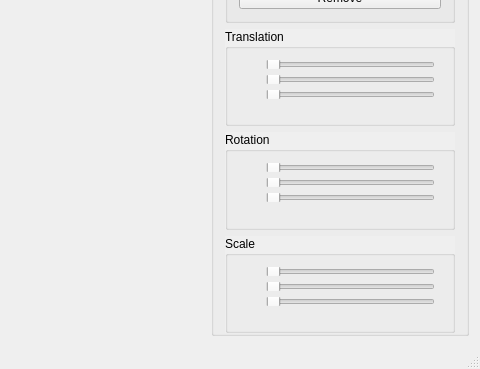
Above: a2/mainwindow.ui from Jbudone/CSC305-Graphics before the change; both pictures show x 290 to 770 and y 429 to 798 of the 770 by 798 pixel window. Below: the same form after it.
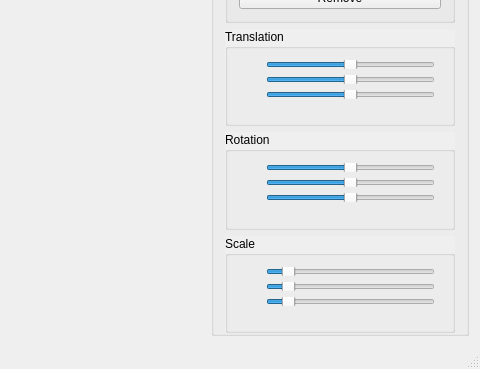
That is the form after the change. Custom widgets are drawn as their Qt base class.

Diff of the .ui file:
```diff
--- a/a2/mainwindow.ui
+++ b/a2/mainwindow.ui
@@ -174,6 +174,12 @@
                <height>20</height>
               </size>
              </property>
+             <property name="minimum">
+              <number>-200</number>
+             </property>
+             <property name="maximum">
+              <number>200</number>
+             </property>
              <property name="value">
               <number>0</number>
              </property>
@@ -202,6 +208,12 @@
                <height>20</height>
               </size>
              </property>
+             <property name="minimum">
+              <number>-200</number>
+             </property>
+             <property name="maximum">
+              <number>200</number>
+             </property>
              <property name="orientation">
               <enum>Qt::Horizontal</enum>
              </property>
@@ -227,6 +239,12 @@
                <height>20</height>
               </size>
              </property>
+             <property name="minimum">
+              <number>-200</number>
+             </property>
+             <property name="maximum">
+              <number>200</number>
+             </property>
              <property name="orientation">
               <enum>Qt::Horizontal</enum>
              </property>
@@ -360,6 +378,12 @@
                <height>20</height>
               </size>
              </property>
+             <property name="minimum">
+              <number>-628</number>
+             </property>
+             <property name="maximum">
+              <number>628</number>
+             </property>
              <property name="value">
               <number>0</number>
              </property>
@@ -388,6 +412,12 @@
                <height>20</height>
               </size>
              </property>
+             <property name="minimum">
+              <number>-628</number>
+             </property>
+             <property name="maximum">
+              <number>628</number>
+             </property>
              <property name="orientation">
               <enum>Qt::Horizontal</enum>
              </property>
@@ -413,6 +443,12 @@
                <height>20</height>
               </size>
              </property>
+             <property name="minimum">
+              <number>-628</number>
+             </property>
+             <property name="maximum">
+              <number>628</number>
+             </property>
              <property name="orientation">
               <enum>Qt::Horizontal</enum>
              </property>
@@ -505,9 +541,15 @@
                <height>20</height>
               </size>
              </property>
-             <property name="value">
+             <property name="minimum">
               <number>0</number>
              </property>
+             <property name="maximum">
+              <number>100</number>
+             </property>
+             <property name="value">
+              <number>10</number>
+             </property>
              <property name="orientation">
               <enum>Qt::Horizontal</enum>
              </property>
@@ -533,6 +575,15 @@
                <height>20</height>
               </size>
              </property>
+             <property name="minimum">
+              <number>0</number>
+             </property>
+             <property name="maximum">
+              <number>100</number>
+             </property>
+             <property name="value">
+              <number>10</number>
+             </property>
              <property name="orientation">
               <enum>Qt::Horizontal</enum>
              </property>
@@ -558,6 +609,15 @@
                <height>20</height>
               </size>
              </property>
+             <property name="minimum">
+              <number>0</number>
+             </property>
+             <property name="maximum">
+              <number>100</number>
+             </property>
+             <property name="value">
+              <number>10</number>
+             </property>
              <property name="orientation">
               <enum>Qt::Horizontal</enum>
              </property>
```
Left out of the diff: 2 changed lines with no effect on the pictures.
